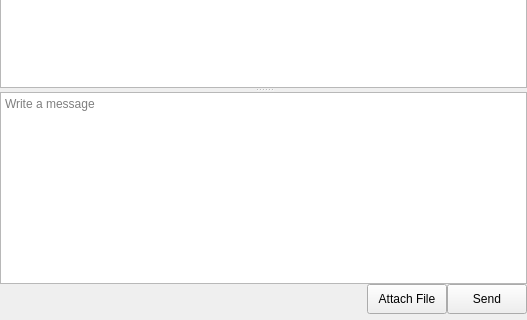
Qt form sources/chat-area/ChatArea.ui (nuclear868/mattermost-qt) before a commit; both pictures show x 0 to 527 and y 182 to 502 of the 527 by 502 pixel window.
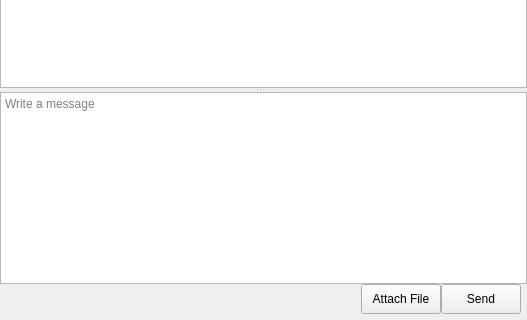
The same form after that commit. Custom widgets are drawn as their Qt base class.

Patch:
```diff
--- a/sources/chat-area/ChatArea.ui
+++ b/sources/chat-area/ChatArea.ui
@@ -219,7 +219,7 @@
       <number>0</number>
      </property>
      <property name="rightMargin">
-      <number>0</number>
+      <number>6</number>
      </property>
      <property name="bottomMargin">
       <number>6</number>
```
